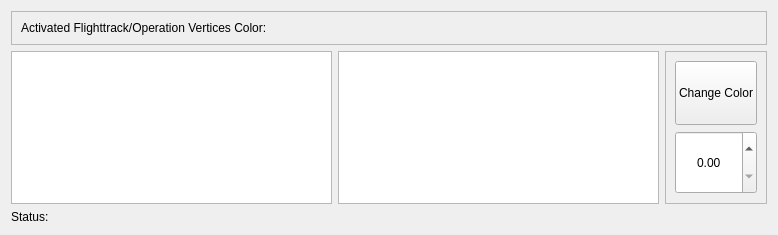
Old version of the form mslib/msui/ui/ui_multiple_flightpath_dockwidget.ui in the repository Open-MSS/MSS.
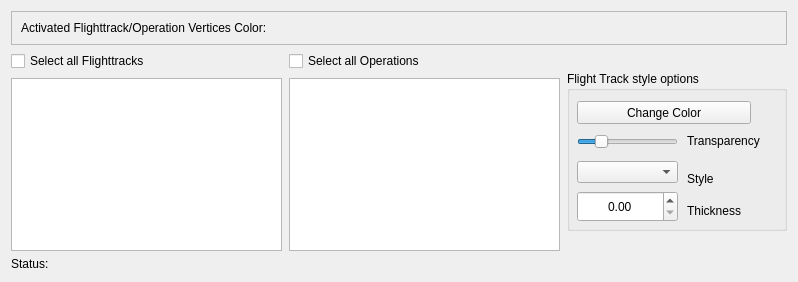
New version of the form.

```diff
--- a/mslib/msui/ui/ui_multiple_flightpath_dockwidget.ui
+++ b/mslib/msui/ui/ui_multiple_flightpath_dockwidget.ui
@@ -6,8 +6,8 @@
    <rect>
     <x>0</x>
     <y>0</y>
-    <width>778</width>
-    <height>235</height>
+    <width>798</width>
+    <height>282</height>
    </rect>
   </property>
   <property name="sizePolicy">
@@ -23,11 +23,17 @@
    <item>
     <widget class="QFrame" name="frame_2">
      <property name="sizePolicy">
-      <sizepolicy hsizetype="Preferred" vsizetype="Preferred">
+      <sizepolicy hsizetype="Preferred" vsizetype="Fixed">
        <horstretch>0</horstretch>
-       <verstretch>0</verstretch>
+       <verstretch>10</verstretch>
       </sizepolicy>
      </property>
+     <property name="minimumSize">
+      <size>
+       <width>0</width>
+       <height>20</height>
+      </size>
+     </property>
      <property name="frameShape">
       <enum>QFrame::StyledPanel</enum>
      </property>
@@ -66,9 +72,24 @@
    </item>
    <item>
     <layout class="QHBoxLayout" name="horizontalLayout">
+     <property name="spacing">
+      <number>7</number>
+     </property>
+     <property name="sizeConstraint">
+      <enum>QLayout::SetMinimumSize</enum>
+     </property>
      <item>
       <layout class="QHBoxLayout" name="horizontalLayout_2">
        <item>
+        <layout class="QVBoxLayout" name="verticalLayout">
+         <item>
+          <widget class="QCheckBox" name="cbSlectAll1">
+           <property name="text">
+            <string>Select all Flighttracks</string>
+           </property>
+          </widget>
+         </item>
+         <item>
         <widget class="QListWidget" name="list_flighttrack">
          <property name="sizePolicy">
           <sizepolicy hsizetype="Expanding" vsizetype="MinimumExpanding">
@@ -85,12 +106,23 @@
          </property>
         </widget>
        </item>
+        </layout>
+       </item>
+       <item>
+        <layout class="QVBoxLayout" name="verticalLayout_3">
+         <item>
+          <widget class="QCheckBox" name="cbSlectAll2">
+           <property name="text">
+            <string>Select all Operations</string>
+           </property>
+          </widget>
+         </item>
        <item>
         <widget class="QListWidget" name="list_operation_track">
          <property name="sizePolicy">
           <sizepolicy hsizetype="Expanding" vsizetype="MinimumExpanding">
            <horstretch>0</horstretch>
-           <verstretch>0</verstretch>
+             <verstretch>250</verstretch>
           </sizepolicy>
          </property>
          <property name="toolTip">
@@ -102,25 +134,36 @@
          </property>
         </widget>
        </item>
+        </layout>
+       </item>
        <item>
-        <widget class="QFrame" name="frame">
+        <widget class="QGroupBox" name="groupBox">
          <property name="sizePolicy">
-          <sizepolicy hsizetype="Preferred" vsizetype="Preferred">
+          <sizepolicy hsizetype="Fixed" vsizetype="Fixed">
            <horstretch>0</horstretch>
            <verstretch>0</verstretch>
           </sizepolicy>
          </property>
-         <property name="frameShape">
-          <enum>QFrame::StyledPanel</enum>
+         <property name="minimumSize">
+          <size>
+           <width>220</width>
+           <height>160</height>
+          </size>
          </property>
-         <property name="frameShadow">
-          <enum>QFrame::Raised</enum>
+         <property name="title">
+          <string>Flight Track style options</string>
          </property>
-         <layout class="QVBoxLayout" name="verticalLayout">
-          <item>
            <widget class="QPushButton" name="pushButton_color">
+          <property name="geometry">
+           <rect>
+            <x>10</x>
+            <y>30</y>
+            <width>174</width>
+            <height>23</height>
+           </rect>
+          </property>
             <property name="sizePolicy">
-             <sizepolicy hsizetype="Minimum" vsizetype="Preferred">
+           <sizepolicy hsizetype="Minimum" vsizetype="Fixed">
               <horstretch>0</horstretch>
               <verstretch>0</verstretch>
              </sizepolicy>
@@ -129,11 +172,30 @@
              <string>Change Color</string>
             </property>
            </widget>
-          </item>
-          <item>
+         <widget class="QLabel" name="label">
+          <property name="geometry">
+           <rect>
+            <x>120</x>
+            <y>130</y>
+            <width>101</width>
+            <height>20</height>
+           </rect>
+          </property>
+          <property name="text">
+           <string>Thickness</string>
+          </property>
+         </widget>
            <widget class="QDoubleSpinBox" name="dsbx_linewidth">
+          <property name="geometry">
+           <rect>
+            <x>10</x>
+            <y>120</y>
+            <width>101</width>
+            <height>31</height>
+           </rect>
+          </property>
             <property name="sizePolicy">
-             <sizepolicy hsizetype="Minimum" vsizetype="Preferred">
+           <sizepolicy hsizetype="Fixed" vsizetype="Fixed">
               <horstretch>0</horstretch>
               <verstretch>0</verstretch>
              </sizepolicy>
@@ -142,8 +204,58 @@
              <set>Qt::AlignCenter</set>
             </property>
            </widget>
-          </item>
-         </layout>
+         <widget class="QLabel" name="label_3">
+          <property name="geometry">
+           <rect>
+            <x>120</x>
+            <y>100</y>
+            <width>61</width>
+            <height>16</height>
+           </rect>
+          </property>
+          <property name="text">
+           <string>Style</string>
+          </property>
+         </widget>
+         <widget class="QComboBox" name="cbLineStyle">
+          <property name="geometry">
+           <rect>
+            <x>10</x>
+            <y>90</y>
+            <width>101</width>
+            <height>22</height>
+           </rect>
+          </property>
+         </widget>
+         <widget class="QLabel" name="label_2">
+          <property name="geometry">
+           <rect>
+            <x>120</x>
+            <y>60</y>
+            <width>81</width>
+            <height>20</height>
+           </rect>
+          </property>
+          <property name="text">
+           <string>Transparency</string>
+          </property>
+         </widget>
+         <widget class="QSlider" name="hsTransparencyControl">
+          <property name="geometry">
+           <rect>
+            <x>10</x>
+            <y>60</y>
+            <width>101</width>
+            <height>21</height>
+           </rect>
+          </property>
+          <property name="value">
+           <number>20</number>
+          </property>
+          <property name="orientation">
+           <enum>Qt::Horizontal</enum>
+          </property>
+         </widget>
         </widget>
        </item>
       </layout>
```
Lines whose indentation alone changed are shown as unchanged.
